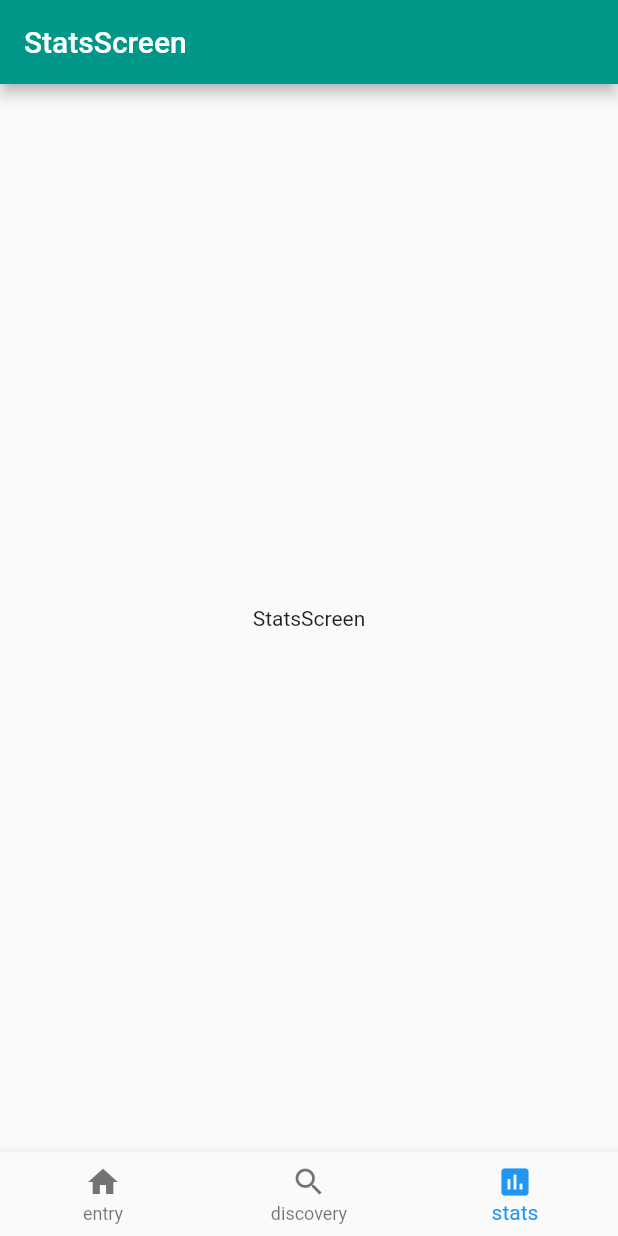
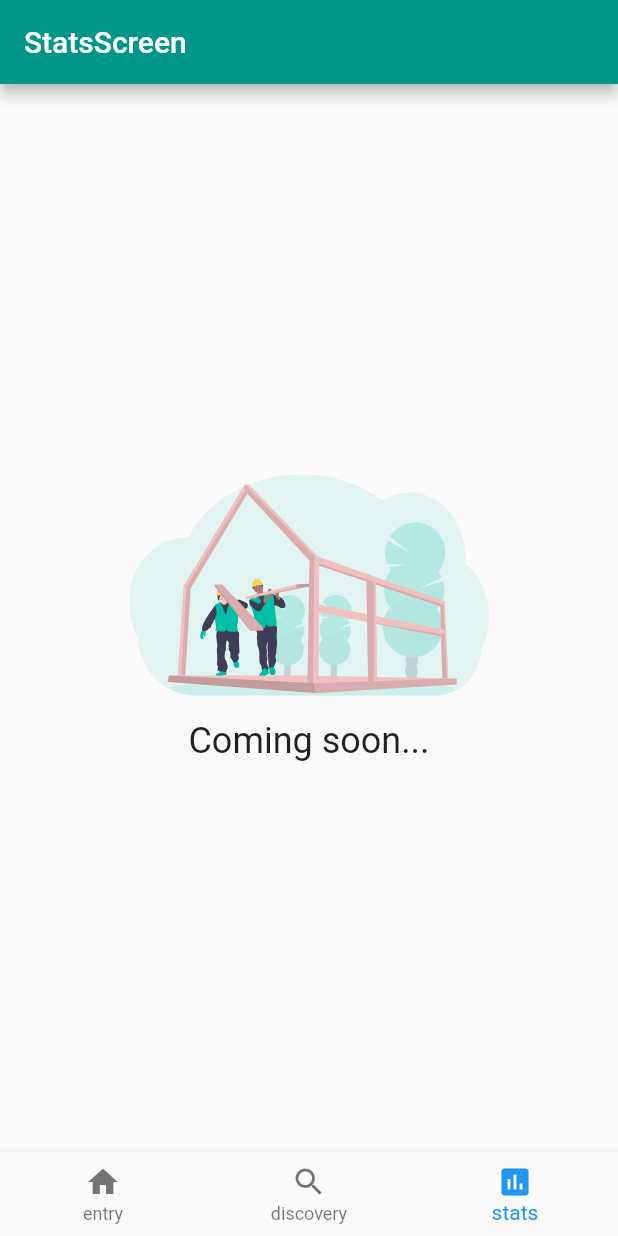
Before and after one commit to rmakiyama/flutter-playground, a Flutter app: the screen it shows after launch, item 3 of the bottom bar chosen, on a phone screen of 412 x 824 dp. Run offline on Flutter 3.47's test engine with Material 2 defaults, Android fonts, the phone set to English and light mode, and no system bars; our stand-ins replace flutter_svg.

Commit message:
add coming soon image

```diff
--- a/lib/ui/screens/stats_screen.dart
+++ b/lib/ui/screens/stats_screen.dart
@@ -1,4 +1,5 @@
 import 'package:flutter/material.dart';
+import 'package:flutter_svg/svg.dart';
 
 class StatsScreen extends StatelessWidget {
   @override
@@ -8,7 +9,26 @@ class StatsScreen extends StatelessWidget {
         title: Text("StatsScreen"),
       ),
       body: Center(
-        child: Text("StatsScreen"),
+        child: Column(
+          mainAxisSize: MainAxisSize.min,
+          children: <Widget>[
+            SvgPicture.asset(
+              'assets/graphics/image_coming_soon.svg',
+              width: 240,
+            ),
+            Container(
+              padding: EdgeInsets.only(
+                top: 16,
+              ),
+              child: Text(
+                "Coming soon...",
+                style: TextStyle(
+                  fontSize: 24,
+                ),
+              ),
+            )
+          ],
+        ),
       ),
     );
   }
```
Also changed, not shown: lib/ui/screens/discovery_screen.dart (+21 -1 lines), lib/ui/screens/entry_list_screen.dart (+19 -3 lines), assets/graphics/image_coming_soon.svg (added), assets/graphics/image_empty.svg.
